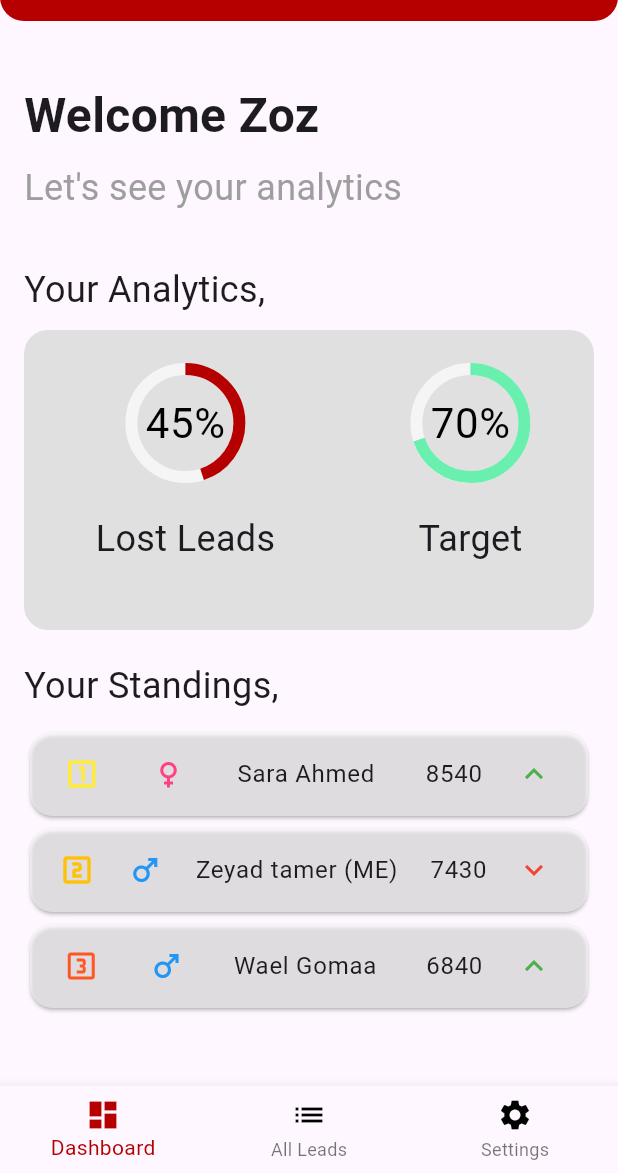
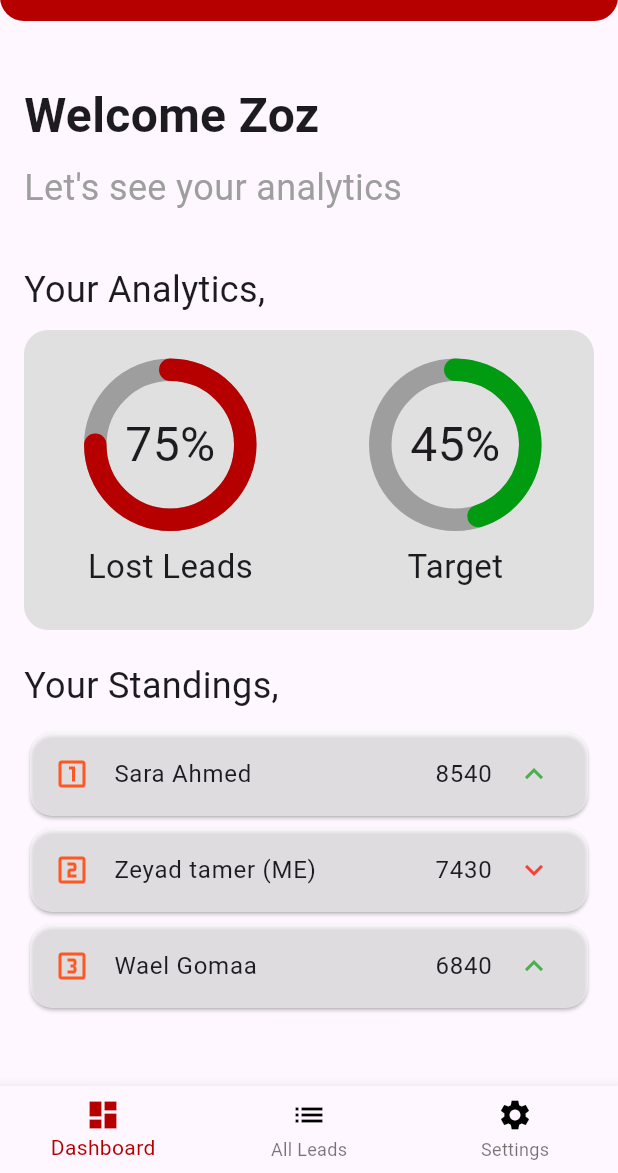
Before and after one commit to zeyadtamer99/leads_management, a Flutter app: the screen it shows after launch, after a tap on "LOGIN", on a phone screen of 412 x 824 dp, the part 63-1236 px from its top. Run offline on Flutter 3.47's test engine with Material 3 defaults, Android fonts, the phone set to English and light mode, and no system bars; drawn by our look-alikes of simple_circular_progress_bar; our stand-ins replace get.

Commit message:
UI Changes

```diff
--- a/lib/config.dart
+++ b/lib/config.dart
@@ -3,5 +3,6 @@ import 'dart:ui';
 class UiConfig{
   static const Color colorPrime = Color(0xffDAD6D6);
   static const Color colorSec = Color(0xffB60000);
+  static const Color niceGreen = Color(0xff009b10);
   static const Color dark = Color(0xff333333);
 }
--- a/lib/reuseableWidgets/custom_list_tile_leaderboard.dart
+++ b/lib/reuseableWidgets/custom_list_tile_leaderboard.dart
@@ -26,13 +26,11 @@ class CustomListTileLeaderBoard extends StatelessWidget {
         borderRadius: BorderRadius.circular(15),
       ),
       child: ListTile(
+        leading: Icon(startIcon,color: Colors.deepOrange,),
         title: Row(
-          mainAxisAlignment: MainAxisAlignment.spaceAround,
+          mainAxisAlignment: MainAxisAlignment.spaceBetween,
           children: [
-              Icon(startIcon,color: startIconColor,),
-            SizedBox(width: 8),
-            Icon(genderIcon,color: genderIconColor,),
-            SizedBox(width: 8),
+
             Text(name),
             SizedBox(width: 8),
             Text(points),
--- a/lib/view/dashboard_screen.dart
+++ b/lib/view/dashboard_screen.dart
@@ -2,16 +2,23 @@
 import 'package:flutter/material.dart';
 import 'package:get/get.dart';
 import 'package:leads_management/config.dart';
+import 'package:simple_circular_progress_bar/simple_circular_progress_bar.dart';
 import '../controllers/dashboardController.dart';
 import '../reuseableWidgets/custom_list_tile_leaderboard.dart';
 import '../reuseableWidgets/custom_progress_bar.dart';
 
 class DashboardScreen extends StatelessWidget {
+  final ValueNotifier<double> valueNotifier = ValueNotifier(60);
+  final ValueNotifier<double> valueNotifier2 = ValueNotifier(60);
+
   final DashboardController dashboardController =
       Get.put(DashboardController());
 
   @override
   Widget build(BuildContext context) {
+    valueNotifier.value = 45.0;
+    valueNotifier2.value = 75.0;
+
     return SingleChildScrollView(
       child: Padding(
         padding: const EdgeInsets.all(16.0),
@@ -52,18 +59,53 @@ class DashboardScreen extends StatelessWidget {
                   Row(
                     mainAxisAlignment: MainAxisAlignment.spaceAround,
                     children: [
-                      CustomCircularProgressBar(
-                        progress: 0.45,
-                        progressText: '45%',
-                        belowText: 'Lost Leads',
-                        progressColor: UiConfig.colorSec,
+                      Column(
+                        children: [
+                          SimpleCircularProgressBar(
+                            size: 100,
+                            valueNotifier: valueNotifier2,
+                            startAngle: 0,
+                            progressColors: const [UiConfig.colorSec],
+                            progressStrokeWidth: 15,
+                            backColor:Colors.grey,
+                            backStrokeWidth: 15,
+                            animationDuration: 3,
+                            mergeMode: true,
+                            onGetText: (double value) {
+                              return Text(
+                                '${value.toInt()}%',
+                                style: TextStyle(fontSize: 32),
+                              );
+                            },
+                          ),
+                          SizedBox(height: 16,),
+                          Text("Lost Leads",style: TextStyle(fontSize: 22,),),
+                        ],
                       ),
-                      CustomCircularProgressBar(
-                        progress: 0.7,
-                        progressText: '70%',
-                        belowText: 'Target',
-                        progressColor: Colors.greenAccent,
+                      Column(
+                        children: [
+                          SimpleCircularProgressBar(
+                            size: 100,
+                            valueNotifier: valueNotifier,
+                            startAngle: 0,
+                            progressColors: const [UiConfig.niceGreen],
+                            progressStrokeWidth: 15,
+                            backColor: Colors.grey,
+                            backStrokeWidth: 15,
+                            animationDuration: 3,
+                            mergeMode: true,
+                            onGetText: (double value) {
+                              return Text(
+                                '${value.toInt()}%',
+                                style: TextStyle(fontSize: 32),
+                              );
+                            },
+                          ),
+                          SizedBox(height: 16,),
+                          Text("Target",style: TextStyle(fontSize: 22,),),                        ],
                       ),
+
+
                     ],
                   ),
                 ],
@@ -84,11 +126,11 @@ class DashboardScreen extends StatelessWidget {
                   var leaderboardItem =
                   dashboardController.leaderboardsData[index];
                   return CustomListTileLeaderBoard(
-                    startIcon: leaderboardItem['startIcon']?? Icons.help,
-                    genderIcon: leaderboardItem['genderIcon']?? Icons.help,
+                    startIcon: leaderboardItem['startIcon'],
+                    genderIcon: leaderboardItem['genderIcon'],
                     name: leaderboardItem['name'],
                     points: leaderboardItem['score'].toString(),
-                    endIcon: leaderboardItem['endIcon']?? Icons.help, startIconColor: leaderboardItem['startIconColor'], genderIconColor: leaderboardItem['genderIconColor'], endIconColor: leaderboardItem['endIconColor'],
+                    endIcon: leaderboardItem['endIcon'], startIconColor: leaderboardItem['startIconColor'], genderIconColor: leaderboardItem['genderIconColor'], endIconColor: leaderboardItem['endIconColor'],
                   );
                 },
               ),
--- a/lib/view/settings_screen.dart
+++ b/lib/view/settings_screen.dart
@@ -37,7 +37,7 @@ class SettingsPage extends StatelessWidget {
             ),
             SizedBox(height: 20),
             Container(
-              padding: EdgeInsets.all(16),
+              padding: EdgeInsets.all(8),
               decoration: BoxDecoration(
                 color: Colors.grey[300],
                 borderRadius: BorderRadius.circular(16),
--- a/pubspec.yaml
+++ b/pubspec.yaml
@@ -36,6 +36,7 @@ dependencies:
   # Use with the CupertinoIcons class for iOS style icons.
   cupertino_icons: ^1.0.2
   get: ^4.6.6
+  simple_circular_progress_bar: ^1.0.2
 
 dev_dependencies:
   flutter_test:
@@ -89,3 +90,8 @@ flutter:
   #
   # For details regarding fonts from package dependencies,
   # see https://flutter.dev/custom-fonts/#from-packages
+
+flutter_icons:
+  android: true
+  ios: true
+  image_path: "assets/icon.png"
```
Also changed, not shown: pubspec.lock.
